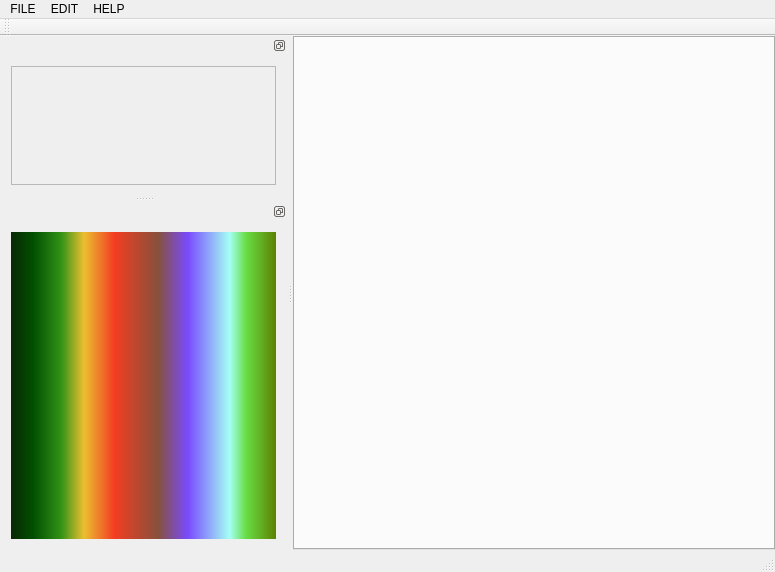
Before: the Qt Designer form View/mainwindow.ui in ricardobusta/pixelbooster, drawn with Qt 5.
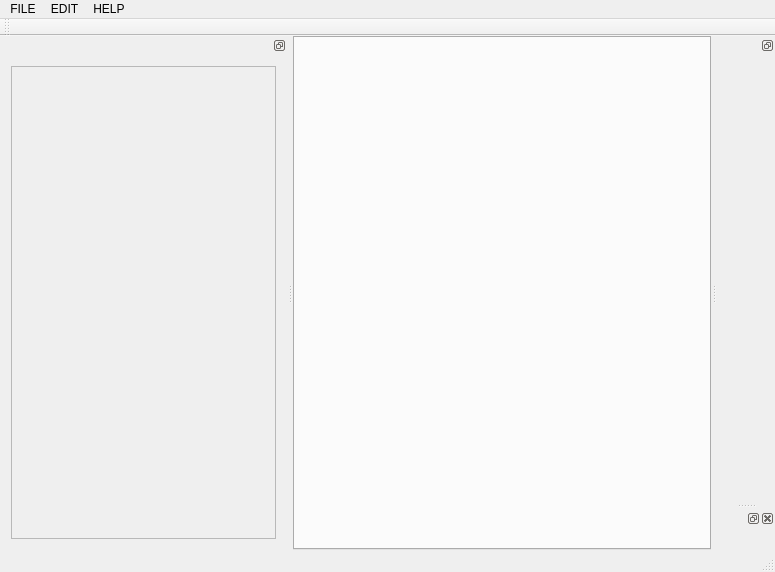
After: the same form once the commit is applied. Custom widgets are drawn as their Qt base class.

Patch:
```diff
--- a/View/mainwindow.ui
+++ b/View/mainwindow.ui
@@ -118,7 +118,7 @@
           <x>0</x>
           <y>0</y>
           <width>271</width>
-          <height>121</height>
+          <height>477</height>
          </rect>
         </property>
         <layout class="QGridLayout" name="gridLayout_2">
@@ -196,10 +196,25 @@
     <set>QDockWidget::DockWidgetFloatable|QDockWidget::DockWidgetMovable</set>
    </property>
    <attribute name="dockWidgetArea">
-    <number>1</number>
+    <number>2</number>
    </attribute>
    <widget class="QWidget" name="dockWidgetContents_2">
     <layout class="QVBoxLayout" name="verticalLayout_4">
+     <property name="spacing">
+      <number>0</number>
+     </property>
+     <property name="leftMargin">
+      <number>0</number>
+     </property>
+     <property name="topMargin">
+      <number>0</number>
+     </property>
+     <property name="rightMargin">
+      <number>0</number>
+     </property>
+     <property name="bottomMargin">
+      <number>0</number>
+     </property>
      <item>
       <widget class="QWidget" name="widget_4" native="true">
        <property name="minimumSize">
@@ -208,14 +223,17 @@
          <height>200</height>
         </size>
        </property>
-       <property name="styleSheet">
-        <string notr="true">background-color: qlineargradient(spread:pad, x1:0, y1:0, x2:1, y2:0, stop:0 rgba(9, 41, 4, 255), stop:0.085 rgba(2, 79, 0, 255), stop:0.19 rgba(50, 147, 22, 255), stop:0.275 rgba(236, 191, 49, 255), stop:0.39 rgba(243, 61, 34, 255), stop:0.555 rgba(135, 81, 60, 255), stop:0.667 rgba(121, 75, 255, 255), stop:0.825 rgba(164, 255, 244, 255), stop:0.885 rgba(104, 222, 71, 255), stop:1 rgba(93, 128, 0, 255));</string>
-       </property>
       </widget>
      </item>
     </layout>
    </widget>
   </widget>
+  <widget class="QDockWidget" name="dockWidget_3">
+   <attribute name="dockWidgetArea">
+    <number>2</number>
+   </attribute>
+   <widget class="QWidget" name="dockWidgetContents_3"/>
+  </widget>
   <action name="actionNEW_FILE">
    <property name="text">
     <string>NEW_FILE</string>
@@ -265,6 +283,12 @@
    <header>widgets/editcanvaswidget.h</header>
    <container>1</container>
   </customwidget>
+  <customwidget>
+   <class>ColorPickWidget</class>
+   <extends>QWidget</extends>
+   <header>widgets/colorpickwidget.h</header>
+   <container>1</container>
+  </customwidget>
  </customwidgets>
  <resources/>
  <connections/>
```
Left out of the diff: 2 changed lines with no effect on the pictures.
